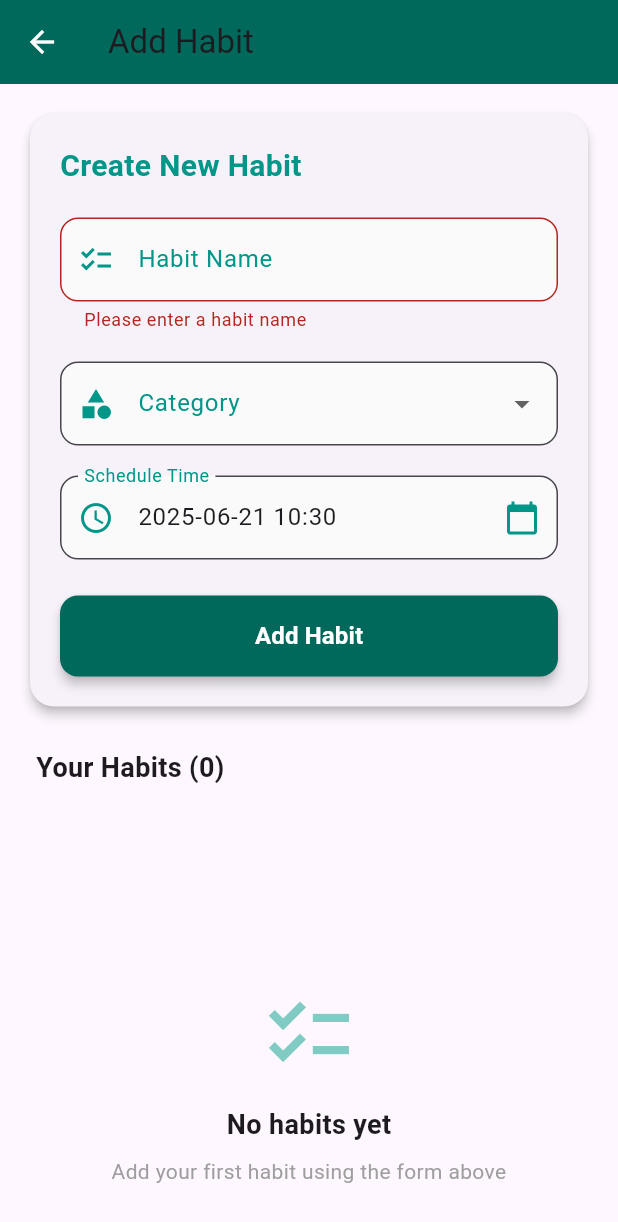
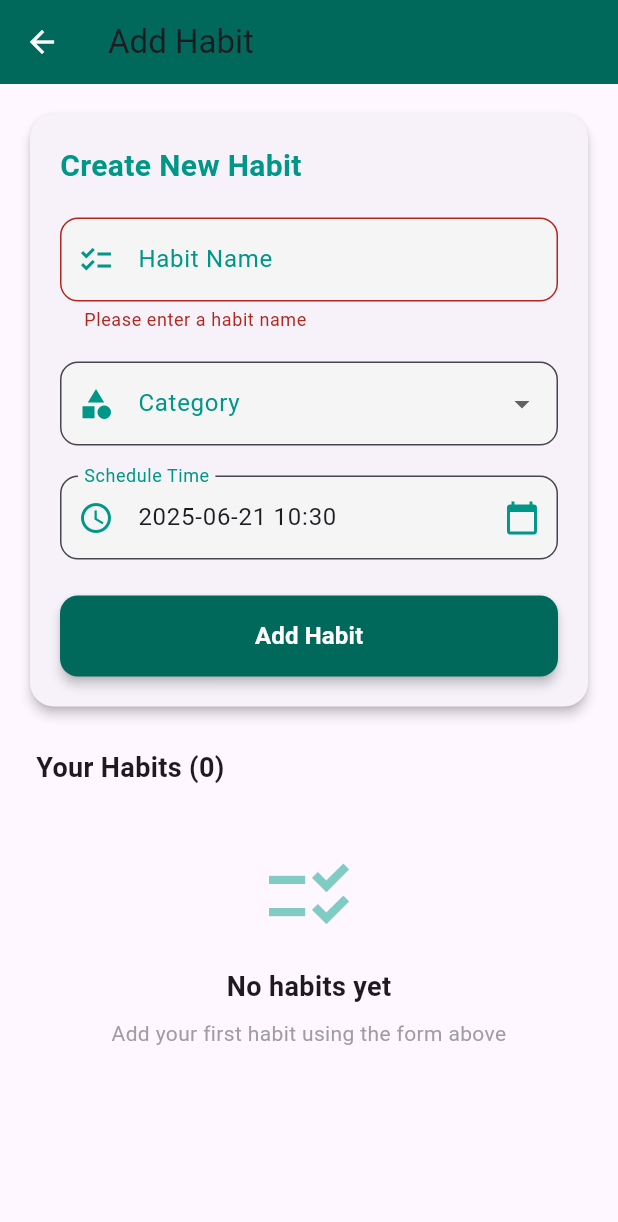
Before and after one commit to JohnnyTok/HabitTrackerApp, a Flutter app: the HabitManagementPage screen opened directly with empty values, after a tap on "Add Habit", on a phone screen of 412 x 824 dp. Shown: the top 1222 px of the screen. Run offline on Flutter 3.47's test engine with Material 3 defaults, Android fonts, the phone set to English and light mode, and no system bars; our stand-ins replace percent_indicator.

Commit message:
Update HabitManagementPage.dart

```diff
--- a/lib/HabitManagementPage.dart
+++ b/lib/HabitManagementPage.dart
@@ -1,14 +1,17 @@
 import 'package:flutter/material.dart';
 import 'package:intl/intl.dart';
+import 'package:uuid/uuid.dart';
 
 class HabitManagementPage extends StatefulWidget {
   final List<Map<String, String>> habits;
   final Function(List<Map<String, String>>) onUpdateHabits;
+  final int? editingIndex;
 
   const HabitManagementPage({
     super.key,
     required this.habits,
     required this.onUpdateHabits,
+    this.editingIndex,
   });
 
   @override
@@ -21,15 +24,40 @@ class _HabitManagementPageState extends State<HabitManagementPage> {
   final TextEditingController _categoryController = TextEditingController();
   DateTime _selectedDateTime = DateTime.now();
   int? _editingIndex;
+  String? _currentHabitId;
   final _formKey = GlobalKey<FormState>();
-  final List<String> _categories = ['Health', 'Work', 'Study', 'Exercise', 'Personal', 'Social'];
-
-
+  final List<String> _categories = ['Health', 'Work', 'Study', 'Exercise', 'Personal', 'Social', 'General'];
 
   @override
   void initState() {
     super.initState();
+    _editingIndex = widget.editingIndex;
+
+    if (_editingIndex != null) {
+      final habit = widget.habits[_editingIndex!];
+      _nameController.text = habit['name'] ?? '';
+      _categoryController.text = habit['category'] ?? 'General';
+      _currentHabitId = habit['id'];
+
+      try {
+        if (habit['time'] != null && habit['time']!.isNotEmpty) {
+          _selectedDateTime = DateFormat('yyyy-MM-dd HH:mm').parse(habit['time']!);
+        } else {
+          _selectedDateTime = DateTime.now();
+        }
+      } catch (e) {
+        _selectedDateTime = DateTime.now();
+      }
+    }
     _timeController.text = DateFormat('yyyy-MM-dd HH:mm').format(_selectedDateTime);
+  }
+
+  @override
+  void dispose() {
+    _nameController.dispose();
+    _timeController.dispose();
+    _categoryController.dispose();
+    super.dispose();
   }
 
   Future<void> _selectDateTime(BuildContext context) async {
@@ -65,10 +93,7 @@ class _HabitManagementPageState extends State<HabitManagementPage> {
             colorScheme: const ColorScheme.light(
               primary: Colors.teal,
               onPrimary: Colors.white,
-              surface: Colors.white,
-              onSurface: Colors.black,
             ),
-            dialogBackgroundColor: Colors.white,
           ),
           child: child!,
         );
@@ -89,27 +114,43 @@ class _HabitManagementPageState extends State<HabitManagementPage> {
     }
   }
 
+  // UX IMPROVEMENT: Shows feedback and clears form
   void _saveHabit() {
     if (!_formKey.currentState!.validate()) return;
 
-    final newHabit = {
-      'name': _nameController.text,
+    final bool isUpdating = _editingIndex != null;
+    const Uuid uuid = Uuid();
+
+    final Map<String, String> newHabit = {
+      'name': _nameController.text.trim(),
       'time': _timeController.text,
-      'category': _categoryController.text.isNotEmpty
-          ? _categoryController.text
-          : 'General',
+      'category': _categoryController.text.isNotEmpty ? _categoryController.text : 'General',
     };
 
     setState(() {
-      if (_editingIndex != null) {
+      if (isUpdating) {
+        newHabit['id'] = _currentHabitId!;
         widget.habits[_editingIndex!] = newHabit;
       } else {
+        newHabit['id'] = uuid.v4();
         widget.habits.add(newHabit);
       }
+      widget.onUpdateHabits(widget.habits);
+    });
 
-      widget.onUpdateHabits(widget.habits);
+    // 1. Show a confirmation SnackBar
+    ScaffoldMessenger.of(context).showSnackBar(
+      SnackBar(
+        content: Text(isUpdating ? 'Habit updated successfully!' : 'Habit added successfully!'),
+        backgroundColor: Colors.green,
+      ),
+    );
+
+    // ADDED: Clear the form fields after saving/updating a habit
     _resetForm();
-    });
+
+    // 2. To stay on the page, the Navigator.pop(context); line should remain commented out:
+    // Navigator.pop(context);
   }
 
   void _editHabit(int index) {
@@ -117,12 +158,16 @@ class _HabitManagementPageState extends State<HabitManagementPage> {
     setState(() {
       _editingIndex = index;
       _nameController.text = habit['name'] ?? '';
-      _categoryController.text = habit['category'] ?? '';
+      _categoryController.text = habit['category'] ?? 'General';
+      _currentHabitId = habit['id'];
 
       try {
-        if (habit['time'] != null) {
+        if (habit['time'] != null && habit['time']!.isNotEmpty) {
           _selectedDateTime = DateFormat('yyyy-MM-dd HH:mm').parse(habit['time']!);
           _timeController.text = habit['time']!;
+        } else {
+          _selectedDateTime = DateTime.now();
+          _timeController.text = DateFormat('yyyy-MM-dd HH:mm').format(_selectedDateTime);
         }
       } catch (e) {
         _timeController.text = DateFormat('yyyy-MM-dd HH:mm').format(DateTime.now());
@@ -146,8 +191,15 @@ class _HabitManagementPageState extends State<HabitManagementPage> {
               setState(() {
                 widget.habits.removeAt(index);
                 widget.onUpdateHabits(widget.habits);
+                _resetForm(); // Reset form after deletion
                 Navigator.pop(context);
               });
+               ScaffoldMessenger.of(context).showSnackBar(
+                const SnackBar(
+                  content: Text('Habit deleted.'),
+                  backgroundColor: Colors.red,
+                ),
+              );
             },
             child: const Text('Delete', style: TextStyle(color: Colors.red)),
           ),
@@ -162,7 +214,10 @@ class _HabitManagementPageState extends State<HabitManagementPage> {
     _categoryController.clear();
     _selectedDateTime = DateTime.now();
     _timeController.text = DateFormat('yyyy-MM-dd HH:mm').format(_selectedDateTime);
+    setState(() {
       _editingIndex = null;
+      _currentHabitId = null;
+    });
   }
 
   @override
@@ -170,26 +225,22 @@ class _HabitManagementPageState extends State<HabitManagementPage> {
     return Scaffold(
       appBar: AppBar(
         title: Text(_editingIndex != null ? 'Edit Habit' : 'Add Habit'),
-        backgroundColor: Colors.teal[800],
-        iconTheme: const IconThemeData(color: Colors.white),
+        backgroundColor: Colors.teal[800], // Consistent app bar color
+        iconTheme: const IconThemeData(color: Colors.white), // Consistent icon color
         actions: [
           if (_editingIndex != null)
             IconButton(
-              icon: const Icon(Icons.close, color: Colors.white),
+              icon: const Icon(Icons.close, color: Colors.white), // Consistent icon color
               onPressed: _resetForm,
               tooltip: 'Cancel Editing',
             )
         ],
       ),
-      body: Column(
-        children: [
-          // Form Section
-          Expanded(
-            child: SingleChildScrollView(
+      body: SingleChildScrollView(
         padding: const EdgeInsets.all(16),
         child: Column(
+          crossAxisAlignment: CrossAxisAlignment.start,
           children: [
-                  // Habit Form
             Card(
               elevation: 3,
               shape: RoundedRectangleBorder(
@@ -203,7 +254,7 @@ class _HabitManagementPageState extends State<HabitManagementPage> {
                     crossAxisAlignment: CrossAxisAlignment.start,
                     children: [
                       Text(
-                              _editingIndex != null ? 'Edit Habit' : 'Create New Habit',
+                        _editingIndex != null ? 'Edit Habit Details' : 'Create New Habit',
                         style: const TextStyle(
                           fontSize: 20,
                           fontWeight: FontWeight.bold,
@@ -211,8 +262,6 @@ class _HabitManagementPageState extends State<HabitManagementPage> {
                         ),
                       ),
                       const SizedBox(height: 20),
-
-                            // Habit Name
                       TextFormField(
                         controller: _nameController,
                         decoration: InputDecoration(
@@ -221,14 +270,13 @@ class _HabitManagementPageState extends State<HabitManagementPage> {
                           prefixIcon: const Icon(Icons.checklist, color: Colors.teal),
                           border: OutlineInputBorder(
                             borderRadius: BorderRadius.circular(12),
-                                  borderSide: const BorderSide(color: Colors.grey),
                           ),
                           focusedBorder: OutlineInputBorder(
                             borderRadius: BorderRadius.circular(12),
                             borderSide: const BorderSide(color: Colors.teal),
                           ),
                           filled: true,
-                                fillColor: Colors.grey[50],
+                          fillColor: Colors.grey[100],
                         ),
                         validator: (value) {
                           if (value == null || value.isEmpty) {
@@ -238,24 +286,25 @@ class _HabitManagementPageState extends State<HabitManagementPage> {
                         },
                       ),
                       const SizedBox(height: 20),
-
-                            // Category Selector
                       DropdownButtonFormField<String>(
-                              value: _categoryController.text.isEmpty ? null : _categoryController.text,
+                        value: _categoryController.text.isEmpty
+                            ? null
+                            : _categories.contains(_categoryController.text)
+                                ? _categoryController.text
+                                : null,
                         decoration: InputDecoration(
                           labelText: 'Category',
                           labelStyle: const TextStyle(color: Colors.teal),
                           prefixIcon: const Icon(Icons.category, color: Colors.teal),
                           border: OutlineInputBorder(
                             borderRadius: BorderRadius.circular(12),
-                                  borderSide: const BorderSide(color: Colors.grey),
                           ),
                             focusedBorder: OutlineInputBorder(
                             borderRadius: BorderRadius.circular(12),
                             borderSide: const BorderSide(color: Colors.teal),
                           ),
                           filled: true,
-                                fillColor: Colors.grey[50],
+                          fillColor: Colors.grey[100],
                         ),
                         items: _categories.map((String category) {
                           return DropdownMenuItem<String>(
@@ -268,14 +317,9 @@ class _HabitManagementPageState extends State<HabitManagementPage> {
                             _categoryController.text = value ?? '';
                           });
                         },
-                              validator: (value) {
-                                return null; // Category is optional
-                              },
                         dropdownColor: Colors.white,
                       ),
                       const SizedBox(height: 20),
-
-                            // Time Picker
                       TextFormField(
                         controller: _timeController,
                         readOnly: true,
@@ -285,7 +329,6 @@ class _HabitManagementPageState extends State<HabitManagementPage> {
                           prefixIcon: const Icon(Icons.access_time, color: Colors.teal),
                           border: OutlineInputBorder(
                             borderRadius: BorderRadius.circular(12),
-                                  borderSide: const BorderSide(color: Colors.grey),
                           ),
                             focusedBorder: OutlineInputBorder(
                             borderRadius: BorderRadius.circular(12),
@@ -296,7 +339,7 @@ class _HabitManagementPageState extends State<HabitManagementPage> {
                             onPressed: () => _selectDateTime(context),
                           ),
                           filled: true,
-                                fillColor: Colors.grey[50],
+                          fillColor: Colors.grey[100],
                         ),
                         onTap: () => _selectDateTime(context),
                         validator: (value) {
@@ -307,14 +350,12 @@ class _HabitManagementPageState extends State<HabitManagementPage> {
                         },
                       ),
                       const SizedBox(height: 24),
-
-                            // Save Button
                       SizedBox(
                         width: double.infinity,
                         height: 54,
                         child: ElevatedButton(
                           onPressed: _saveHabit,
-                                style: ElevatedButton.styleFrom(
+                          style: ElevatedButton.styleFrom( // Added style for consistency
                             backgroundColor: Colors.teal[800],
                             foregroundColor: Colors.white,
                             shape: RoundedRectangleBorder(
@@ -334,116 +375,28 @@ class _HabitManagementPageState extends State<HabitManagementPage> {
               ),
             ),
             const SizedBox(height: 24),
-
-                  // Habit List Header
             Padding(
               padding: const EdgeInsets.symmetric(horizontal: 8.0),
-                    child: Row(
-                      mainAxisAlignment: MainAxisAlignment.spaceBetween,
-                      children: [
-                        Text(
+              child: Text(
                 'Your Habits (${widget.habits.length})',
                 style: const TextStyle(fontSize: 18, fontWeight: FontWeight.bold),
               ),
-                        if (widget.habits.isNotEmpty)
-                          TextButton(
-                            onPressed: () {
-                              showDialog(
-                                context: context,
-                                builder: (context) => AlertDialog(
-                                  title: const Text('Clear All Habits', style: TextStyle(fontWeight: FontWeight.bold)),
-                                  content: const Text('Are you sure you want to delete all habits? This action cannot be undone.'),
-                                  actions: [
-                                    TextButton(
-                                      onPressed: () => Navigator.pop(context),
-                                      child: const Text('Cancel', style: TextStyle(color: Colors.teal)),
             ),
-                                    TextButton(
-                                      onPressed: () {
-                                        setState(() {
-                                          widget.habits.clear();
-                                          widget.onUpdateHabits(widget.habits);
-                                          Navigator.pop(context);
-                                        });
-                                      },
-                                      child: const Text('Clear All', style: TextStyle(color: Colors.red)),
-                                    ),
-                                  ],
-                                ),
-                              );
-                            },
-                            child: const Text('Clear All', style: TextStyle(color: Colors.red)),
-                          ),
-                      ],
-                    ),
-                  ),
-                ],
-              ),
-            ),
-          ),
-
-          // Habit List
+            const SizedBox(height: 16),
             widget.habits.isEmpty
                 ? _buildEmptyState()
-              : Expanded(
-                  child: ListView.builder(
-                    padding: const EdgeInsets.only(bottom: 16, left: 16, right: 16),
+                : ListView.builder(
+                    shrinkWrap: true,
+                    physics: const NeverScrollableScrollPhysics(),
+                    padding: const EdgeInsets.only(bottom: 16),
                     itemCount: widget.habits.length,
-                    itemBuilder: (context, index) => _buildHabitItem(index),
-                  ),
-                ),
-        ],
-      ),
-    );
-  }
-
-  Widget _buildEmptyState() {
-    return Container(
-      height: 200,
-      padding: const EdgeInsets.all(24),
-      child: Center(
-        child: Column(
-          mainAxisAlignment: MainAxisAlignment.center,
-          children: [
-            Icon(Icons.checklist, size: 64, color: Colors.teal[200]),
-            const SizedBox(height: 16),
-            const Text(
-              'No habits yet',
-              style: TextStyle(fontSize: 18, fontWeight: FontWeight.bold),
-            ),
-            const SizedBox(height: 8),
-            const Text(
-              'Add your first habit using the form above',
-              textAlign: TextAlign.center,
-              style: TextStyle(color: Colors.grey),
-            ),
-          ],
-        ),
-      ),
-    );
-  }
-
-  Widget _buildHabitItem(int index) {
+                    itemBuilder: (context, index) {
                       final habit = widget.habits[index];
-    final formattedTime = habit['time'] != null
+                      final formattedTime = habit['time'] != null && habit['time']!.isNotEmpty
                           ? DateFormat('EEE, MMM d • h:mm a').format(
                                 DateFormat('yyyy-MM-dd HH:mm').parse(habit['time']!))
                           : 'No time set';
-
-    return Dismissible(
-      key: Key('$index-${habit['name']}'),
-      background: Container(
-        color: Colors.red,
-        alignment: Alignment.centerRight,
-        padding: const EdgeInsets.only(right: 20),
-        child: const Icon(Icons.delete, color: Colors.white, size: 32),
-      ),
-      direction: DismissDirection.endToStart,
-      confirmDismiss: (direction) async {
-        _deleteHabit(index);
-        return false;
-      },
-      child: Card(
+                      return Card(
                         elevation: 2,
                         margin: const EdgeInsets.only(bottom: 16),
                         shape: RoundedRectangleBorder(
@@ -494,10 +447,49 @@ class _HabitManagementPageState extends State<HabitManagementPage> {
                                 ),
                             ],
                           ),
-          trailing: IconButton(
+                          trailing: Row(
+                            mainAxisSize: MainAxisSize.min,
+                            children: [
+                              IconButton(
                                 icon: const Icon(Icons.edit, color: Colors.teal),
                                 onPressed: () => _editHabit(index),
                               ),
+                              IconButton(
+                                icon: const Icon(Icons.delete, color: Colors.red),
+                                onPressed: () => _deleteHabit(index),
+                              ),
+                            ],
+                          ),
+                        ),
+                      );
+                    },
+                  ),
+          ],
+        ),
+      ),
+    );
+  }
+
+  Widget _buildEmptyState() {
+    return Container(
+      padding: const EdgeInsets.all(24),
+      child: Center(
+        child: Column(
+          mainAxisAlignment: MainAxisAlignment.center,
+          children: [
+            Icon(Icons.checklist_rtl, size: 64, color: Colors.teal[200]),
+            const SizedBox(height: 16),
+            const Text(
+              'No habits yet',
+              style: TextStyle(fontSize: 18, fontWeight: FontWeight.bold),
+            ),
+            const SizedBox(height: 8),
+            const Text(
+              'Add your first habit using the form above',
+              textAlign: TextAlign.center,
+              style: TextStyle(color: Colors.grey),
+            ),
+          ],
         ),
       ),
     );
@@ -505,20 +497,13 @@ class _HabitManagementPageState extends State<HabitManagementPage> {
 
   IconData _getCategoryIcon(String? category) {
     switch (category?.toLowerCase()) {
-      case 'health':
-        return Icons.favorite;
-      case 'work':
-        return Icons.work;
-      case 'study':
-        return Icons.school;
-      case 'exercise':
-        return Icons.directions_run;
-      case 'personal':
-        return Icons.person;
-      case 'social':
-        return Icons.people;
-      default:
-        return Icons.check_circle;
+      case 'health': return Icons.favorite;
+      case 'work': return Icons.work;
+      case 'study': return Icons.school;
+      case 'exercise': return Icons.directions_run;
+      case 'personal': return Icons.person;
+      case 'social': return Icons.people;
+      default: return Icons.check_circle;
     }
   }
 
@@ -529,16 +514,9 @@ class _HabitManagementPageState extends State<HabitManagementPage> {
       'Study': Colors.purple,
       'Exercise': Colors.orange,
       'Personal': Colors.pink,
-      'Social': Colors.teal,
+      'Social': Colors.cyan,
+      'General': Colors.grey,
     };
     return colors[category] ?? Colors.grey;
   }
-
-  @override
-  void dispose() {
-    _nameController.dispose();
-    _timeController.dispose();
-    _categoryController.dispose();
-    super.dispose();
 }
-}
```
Lines whose indentation alone changed are shown as unchanged.
